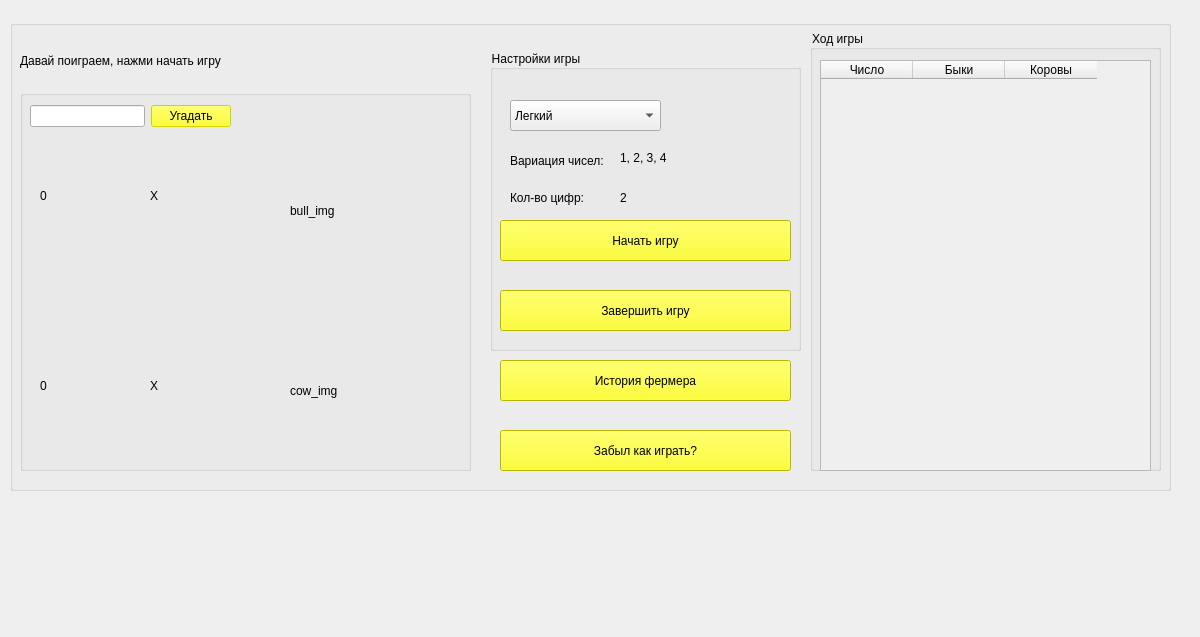
First picture: the form in ui/Game.ui, repository AjDx1228/Bulls-and-cows, before the edit.
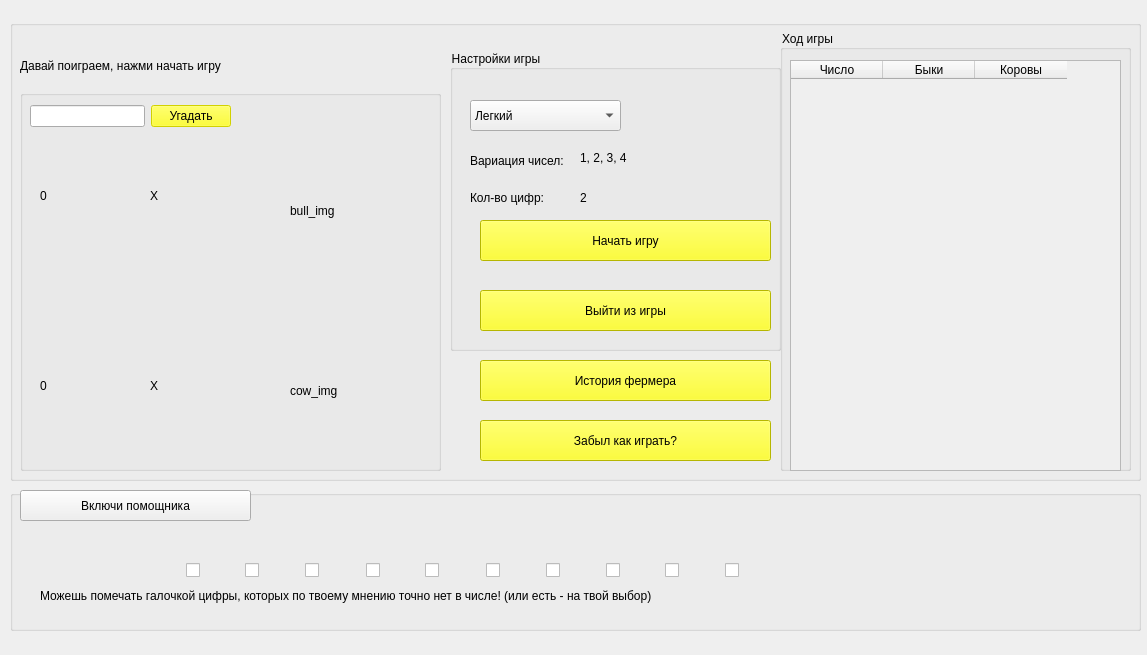
Second picture: the form after the edit.

Commit message: add draft and fix any bags

Patch:
```diff
--- a/ui/Game.ui
+++ b/ui/Game.ui
@@ -6,8 +6,8 @@
    <rect>
     <x>0</x>
     <y>0</y>
-    <width>1200</width>
-    <height>637</height>
+    <width>1147</width>
+    <height>655</height>
    </rect>
   </property>
   <property name="windowTitle">
@@ -21,8 +21,8 @@
     <rect>
      <x>10</x>
      <y>20</y>
-     <width>1161</width>
-     <height>471</height>
+     <width>1131</width>
+     <height>461</height>
     </rect>
    </property>
    <property name="styleSheet">
@@ -48,9 +48,9 @@
     <property name="geometry">
      <rect>
       <x>10</x>
-      <y>20</y>
-      <width>451</width>
-      <height>41</height>
+      <y>10</y>
+      <width>431</width>
+      <height>71</height>
      </rect>
     </property>
     <property name="styleSheet">
@@ -65,7 +65,7 @@
      <rect>
       <x>10</x>
       <y>70</y>
-      <width>451</width>
+      <width>421</width>
       <height>381</height>
      </rect>
     </property>
@@ -195,7 +195,7 @@
    <widget class="QGroupBox" name="groupBox_3">
     <property name="geometry">
      <rect>
-      <x>800</x>
+      <x>770</x>
       <y>10</y>
       <width>351</width>
       <height>441</height>
@@ -272,9 +272,9 @@
     </property>
     <property name="geometry">
      <rect>
-      <x>480</x>
+      <x>440</x>
       <y>30</y>
-      <width>311</width>
+      <width>331</width>
       <height>301</height>
      </rect>
     </property>
@@ -365,7 +365,7 @@
     <widget class="QPushButton" name="start_game_btn">
      <property name="geometry">
       <rect>
-       <x>10</x>
+       <x>30</x>
        <y>170</y>
        <width>291</width>
        <height>41</height>
@@ -382,7 +382,7 @@
     <widget class="QPushButton" name="finish_game_btn">
      <property name="geometry">
       <rect>
-       <x>10</x>
+       <x>30</x>
        <y>240</y>
        <width>291</width>
        <height>41</height>
@@ -393,7 +393,7 @@
 font: 16pt &quot;Comic Sans MS&quot;;</string>
      </property>
      <property name="text">
-      <string>Завершить игру</string>
+      <string>Выйти из игры</string>
      </property>
     </widget>
     <widget class="QLabel" name="variable_numbers_label">
@@ -401,7 +401,7 @@
       <rect>
        <x>130</x>
        <y>100</y>
-       <width>171</width>
+       <width>181</width>
        <height>16</height>
       </rect>
      </property>
@@ -413,7 +413,7 @@
    <widget class="QPushButton" name="history_btn">
     <property name="geometry">
      <rect>
-      <x>490</x>
+      <x>470</x>
       <y>340</y>
       <width>291</width>
       <height>41</height>
@@ -430,8 +430,8 @@
    <widget class="QPushButton" name="how_to_play_btn">
     <property name="geometry">
      <rect>
-      <x>490</x>
-      <y>410</y>
+      <x>470</x>
+      <y>400</y>
       <width>291</width>
       <height>41</height>
      </rect>
@@ -457,7 +457,7 @@
     <rect>
      <x>-10</x>
      <y>-10</y>
-     <width>1191</width>
+     <width>1221</width>
      <height>661</height>
     </rect>
    </property>
@@ -465,6 +465,200 @@
     <string/>
    </property>
   </widget>
+  <widget class="QGroupBox" name="draft">
+   <property name="geometry">
+    <rect>
+     <x>10</x>
+     <y>490</y>
+     <width>1131</width>
+     <height>141</height>
+    </rect>
+   </property>
+   <property name="styleSheet">
+    <string notr="true">font: 12pt &quot;Comic Sans MS&quot;;</string>
+   </property>
+   <property name="title">
+    <string/>
+   </property>
+   <widget class="QPushButton" name="draft_btn">
+    <property name="geometry">
+     <rect>
+      <x>10</x>
+      <y>0</y>
+      <width>231</width>
+      <height>31</height>
+     </rect>
+    </property>
+    <property name="tabletTracking">
+     <bool>false</bool>
+    </property>
+    <property name="text">
+     <string>Включи помощника</string>
+    </property>
+   </widget>
+   <widget class="QLabel" name="numbers_of_draft">
+    <property name="geometry">
+     <rect>
+      <x>180</x>
+      <y>30</y>
+      <width>941</width>
+      <height>31</height>
+     </rect>
+    </property>
+    <property name="styleSheet">
+     <string notr="true"/>
+    </property>
+    <property name="text">
+     <string/>
+    </property>
+   </widget>
+   <widget class="QCheckBox" name="n0">
+    <property name="geometry">
+     <rect>
+      <x>176</x>
+      <y>70</y>
+      <width>20</width>
+      <height>20</height>
+     </rect>
+    </property>
+    <property name="text">
+     <string/>
+    </property>
+   </widget>
+   <widget class="QCheckBox" name="n1">
+    <property name="geometry">
+     <rect>
+      <x>235</x>
+      <y>70</y>
+      <width>21</width>
+      <height>20</height>
+     </rect>
+    </property>
+    <property name="text">
+     <string/>
+    </property>
+    <property name="checked">
+     <bool>false</bool>
+    </property>
+   </widget>
+   <widget class="QCheckBox" name="n2">
+    <property name="geometry">
+     <rect>
+      <x>295</x>
+      <y>70</y>
+      <width>21</width>
+      <height>20</height>
+     </rect>
+    </property>
+    <property name="text">
+     <string/>
+    </property>
+   </widget>
+   <widget class="QCheckBox" name="n3">
+    <property name="geometry">
+     <rect>
+      <x>356</x>
+      <y>70</y>
+      <width>20</width>
+      <height>20</height>
+     </rect>
+    </property>
+    <property name="text">
+     <string/>
+    </property>
+   </widget>
+   <widget class="QCheckBox" name="n4">
+    <property name="geometry">
+     <rect>
+      <x>415</x>
+      <y>70</y>
+      <width>21</width>
+      <height>20</height>
+     </rect>
+    </property>
+    <property name="text">
+     <string/>
+    </property>
+   </widget>
+   <widget class="QCheckBox" name="n5">
+    <property name="geometry">
+     <rect>
+      <x>476</x>
+      <y>70</y>
+      <width>20</width>
+      <height>20</height>
+     </rect>
+    </property>
+    <property name="text">
+     <string/>
+    </property>
+   </widget>
+   <widget class="QCheckBox" name="n6">
+    <property name="geometry">
+     <rect>
+      <x>536</x>
+      <y>70</y>
+      <width>20</width>
+      <height>20</height>
+     </rect>
+    </property>
+    <property name="text">
+     <string/>
+    </property>
+   </widget>
+   <widget class="QCheckBox" name="n7">
+    <property name="geometry">
+     <rect>
+      <x>596</x>
+      <y>70</y>
+      <width>20</width>
+      <height>20</height>
+     </rect>
+    </property>
+    <property name="text">
+     <string/>
+    </property>
+   </widget>
+   <widget class="QCheckBox" name="n8">
+    <property name="geometry">
+     <rect>
+      <x>655</x>
+      <y>70</y>
+      <width>21</width>
+      <height>20</height>
+     </rect>
+    </property>
+    <property name="text">
+     <string/>
+    </property>
+   </widget>
+   <widget class="QCheckBox" name="n9">
+    <property name="geometry">
+     <rect>
+      <x>715</x>
+      <y>70</y>
+      <width>21</width>
+      <height>20</height>
+     </rect>
+    </property>
+    <property name="text">
+     <string/>
+    </property>
+   </widget>
+   <widget class="QLabel" name="info_draft">
+    <property name="geometry">
+     <rect>
+      <x>30</x>
+      <y>90</y>
+      <width>1141</width>
+      <height>31</height>
+     </rect>
+    </property>
+    <property name="text">
+     <string>Можешь помечать галочкой цифры, которых по твоему мнению точно нет в числе! (или есть - на твой выбор)</string>
+    </property>
+   </widget>
+  </widget>
   <zorder>background_game</zorder>
   <zorder>main_window_of_app</zorder>
  </widget>
```
Left out of the diff: 1 changed line with no effect on the pictures. The commit also changes 8 other files.
